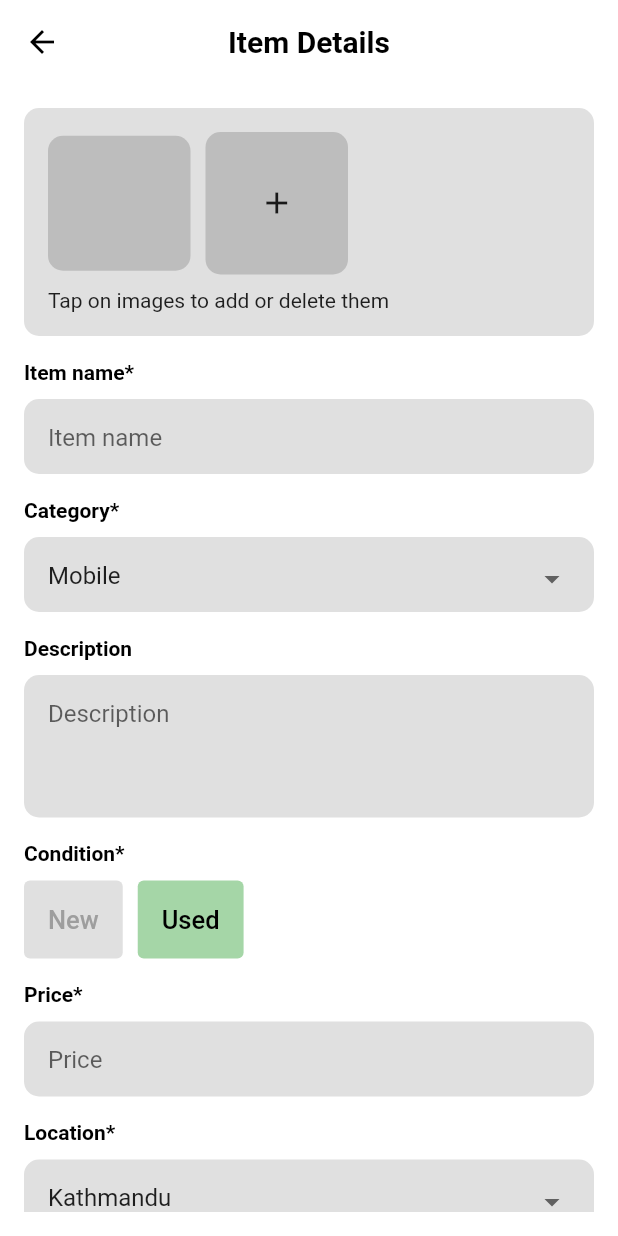
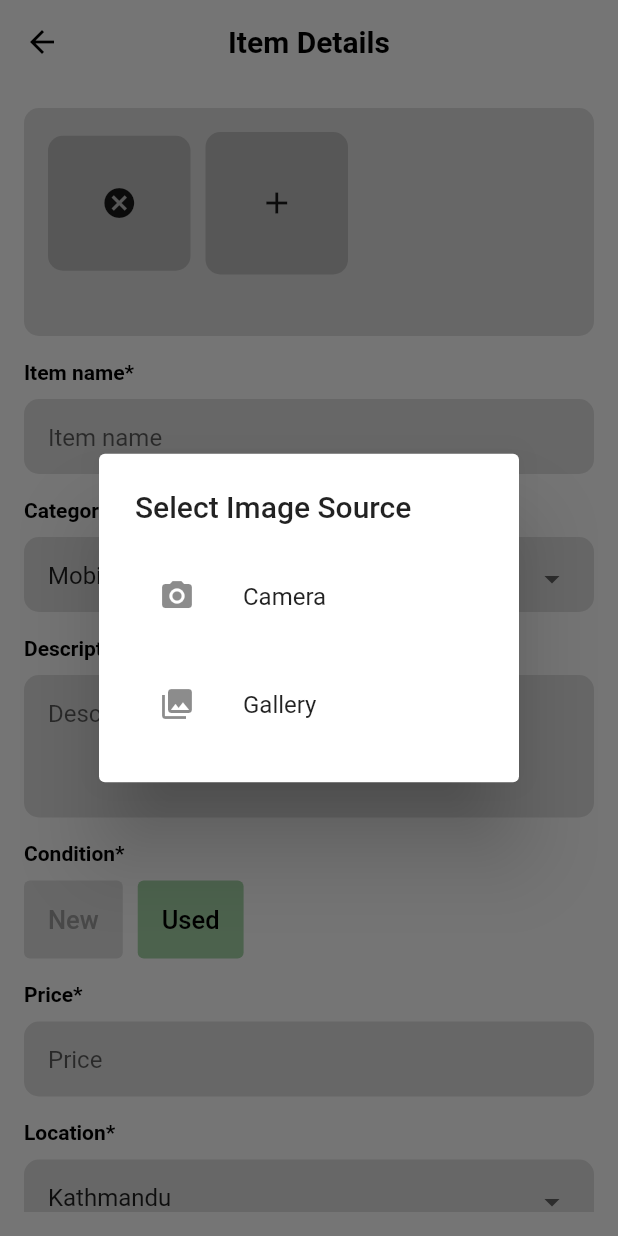
Before and after one commit to aakritip15/E_commerce, a Flutter app: the SellItem screen opened directly with empty values, after a tap on the "add" icon, on a phone screen of 412 x 824 dp. Run offline on Flutter 3.47's test engine with Material 2 defaults, Android fonts, the phone set to English and light mode, and no system bars; our stand-ins replace cloud_firestore, feather_icons, firebase_auth, firebase_core, firebase_storage, google_fonts and 1 more; missing offline and left inert: cross_file_image; accounts and stored records are empty.

Commit message:
ADD: images on Sell Item & product Model; Camera and Gallery Access

```diff
--- a/lib/Screens/sell_item.dart
+++ b/lib/Screens/sell_item.dart
@@ -1,7 +1,10 @@
 import 'package:cloud_firestore/cloud_firestore.dart';
+import 'package:cross_file_image/cross_file_image.dart';
 import 'package:firebase_auth/firebase_auth.dart';
-
+import 'package:firebase_storage/firebase_storage.dart';
+import 'dart:io';
 import 'package:flutter/material.dart';
+import 'package:image_picker/image_picker.dart';
 
 import '../models/productModel.dart';
 
@@ -9,7 +12,7 @@ class SellItem extends StatefulWidget {
   final User? firebaseUser;
   // final String? uid;
 
-  const SellItem({Key? key, required this.firebaseUser});
+  SellItem({Key? key, required this.firebaseUser});
 
   @override
   State<SellItem> createState() => _SellItemState();
@@ -22,6 +25,11 @@ class _SellItemState extends State<SellItem> {
   String? condition = 'used';
   bool clickNew = false;
   bool clickUsed = true;
+
+//image and cloud storage section
+  XFile? _image;
+  final ImagePicker _picker = ImagePicker();
+  String imageUrl = '';
 
   List<String> _categoryList = <String>[
     "Mobile",
@@ -75,6 +83,13 @@ class _SellItemState extends State<SellItem> {
                         Row(
                           children: [
                             Container(
+                              child: _image == null
+                                  ? Icon(Icons.cancel)
+                                  : Image(
+                                      image: XFileImage(_image!),
+                                      height: 300,
+                                      width: 300,
+                                    ),
                               height: 90,
                               width: 95,
                               decoration: BoxDecoration(
@@ -84,7 +99,10 @@ class _SellItemState extends State<SellItem> {
                             SizedBox(width: 10),
                             Container(
                               child: IconButton(
-                                  onPressed: () {}, icon: Icon(Icons.add)),
+                                  onPressed: () {
+                                    _showImageSourceDialog();
+                                  },
+                                  icon: Icon(Icons.add)),
                               height: 95,
                               width: 95,
                               decoration: BoxDecoration(
@@ -94,7 +112,39 @@ class _SellItemState extends State<SellItem> {
                           ],
                         ),
                         SizedBox(height: 9),
-                        Text('Tap on images to add or delete them'),
+                        _image == null
+                            ? Text('')
+                            : InkWell(
+                                onTap: () async {
+                                  if (_image == null) return;
+                                  //getting reference to storage root
+                                  Reference referenceRoot =
+                                      FirebaseStorage.instance.ref();
+                                  Reference referenceDirImages =
+                                      referenceRoot.child('images');
+
+                                  //reference for the images to be stored
+                                  String uniqueFileName = DateTime.now()
+                                      .millisecondsSinceEpoch
+                                      .toString();
+                                  Reference referenceImageToUpload =
+                                      referenceDirImages.child(uniqueFileName);
+
+                                  //Store the file
+                                  try {
+                                    await referenceImageToUpload
+                                        .putFile(File(_image!.path));
+
+                                    //get the url of the image
+                                    imageUrl = await referenceImageToUpload
+                                        .getDownloadURL();
+
+                                    //!find out the user model and update the image url
+                                    //!in the user model
+                                    //!then update the user model in the database
+                                  } catch (error) {}
+                                },
+                                child: Text('Click here to upload image')),
                       ],
                     ),
                   ),
@@ -303,10 +353,10 @@ class _SellItemState extends State<SellItem> {
                       borderRadius: BorderRadius.circular(10)),
                   child: TextButton(
                       onPressed: () async {
-                        String? pid = '1234';
+                        String? pid = '12345789';
                         String? uid = widget.firebaseUser?.uid;
                         ProductModel productModel = ProductModel(
-                          imageurl: {},
+                          imageurl: imageUrl,
                           itemName: itemName.text.toString(),
                           category: _category,
                           description: description.text.toString(),
@@ -319,7 +369,7 @@ class _SellItemState extends State<SellItem> {
                         );
 
                         await FirebaseFirestore.instance
-                            .collection('products')
+                            .collection('Products')
                             .doc(uid)
                             .collection('Items')
                             .doc(pid)
@@ -327,7 +377,7 @@ class _SellItemState extends State<SellItem> {
                             .then((value) => 'Product added successfully');
                         print('Item added successfully');
                       },
-                      child: Center(
+                      child: const Center(
                           child: Text('Post Now',
                               style: TextStyle(
                                 fontSize: 18,
@@ -339,4 +389,75 @@ class _SellItemState extends State<SellItem> {
           ),
         ));
   }
+
+  _showImageSourceDialog() {
+    showDialog(
+      context: context,
+      builder: (BuildContext context) {
+        return AlertDialog(
+          title: Text('Select Image Source'),
+          content: SingleChildScrollView(
+            child: ListBody(
+              children: [
+                ListTile(
+                  leading: Icon(Icons.camera_alt),
+                  title: Text('Camera'),
+                  onTap: () {
+                    _openCamera();
+                  },
+                ),
+                Padding(padding: EdgeInsets.all(8.0)),
+                ListTile(
+                  leading: Icon(Icons.photo_library),
+                  title: Text('Gallery'),
+                  onTap: () {
+                    _openGallery();
+                  },
+                ),
+              ],
+            ),
+          ),
+        );
+      },
+    );
+  }
+
+  _openCamera() async {
+    XFile? image;
+    image = await _picker.pickImage(source: ImageSource.camera);
+
+    setState(() {
+      _image = image;
+    });
+  }
+
+  _openGallery() async {
+    XFile? image;
+    image = await _picker.pickImage(source: ImageSource.gallery);
+
+    setState(() {
+      _image = image;
+    });
+  }
+
+  _sendImageCloud() async {
+    if (_image == null) return;
+    //getting reference to storage root
+    Reference referenceRoot = FirebaseStorage.instance.ref();
+    Reference referenceDirImages = referenceRoot.child('images');
+
+    //reference for the images to be stored
+    String uniqueFileName = DateTime.now().millisecondsSinceEpoch.toString();
+    Reference referenceImageToUpload = referenceDirImages.child(uniqueFileName);
+
+    //Store the file
+    try {
+      await referenceImageToUpload.putFile(File(_image!.path));
+      imageUrl = await referenceImageToUpload.getDownloadURL();
+
+      //!find out the user model and update the image url
+      //!in the user model
+      //!then update the user model in the database
+    } catch (error) {}
+  }
 }
--- a/lib/main.dart
+++ b/lib/main.dart
@@ -62,7 +62,7 @@ class MyAppafterLogin extends StatelessWidget {
 
 class MyApp extends StatelessWidget {
   MyApp({super.key});
-
+  User? firebaseUser;
   @override
   Widget build(BuildContext context) {
     return MaterialApp(
@@ -71,8 +71,8 @@ class MyApp extends StatelessWidget {
         primarySwatch: Colors.blue,
       ),
 
-      home: Login(),
-
+      home: LandingPage(),
+      // home: SellItem(firebaseUser: firebaseUser),
       //home: AnimatedSplashScreen(splash: Icons.home, nextScreen: MyHomePage(), duration: 2500, backgroundColor: Color(0xFFFFB930), splashTransition: SplashTransition.fadeTransition),
       debugShowCheckedModeBanner: false,
     );
--- a/lib/models/productModel.dart
+++ b/lib/models/productModel.dart
@@ -1,5 +1,5 @@
 class ProductModel {
-  Map<String, dynamic>? imageurl;
+  String? imageurl;
   String? itemName;
   String? category;
   String? description;
```
Also changed, not shown: pubspec.yaml (+6 -11 lines), pubspec.lock.
